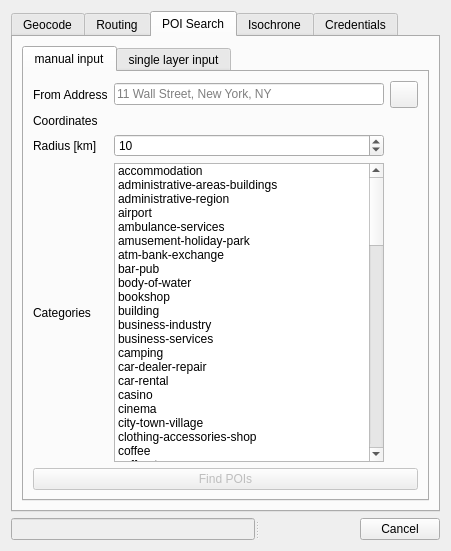
Old version of the form hqgis_dialog_base.ui in the repository riccardoklinger/Hqgis.
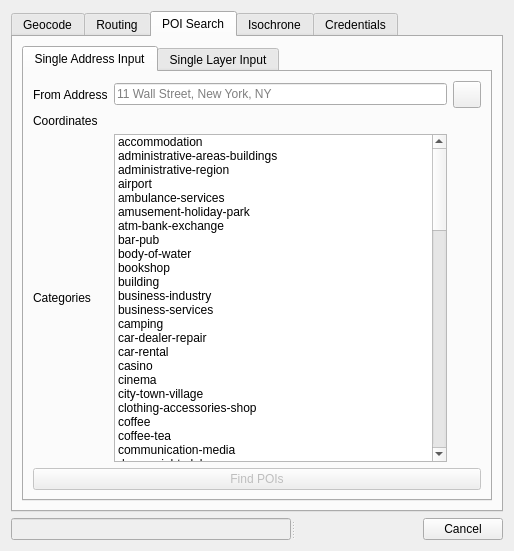
New version of the form. The open tabs and pages were chosen to show the change. Custom widgets are drawn as their Qt base class.

Commit message: alters some GUI relevant thing, adds fresh metadata

What changed in the file:
```diff
--- a/hqgis_dialog_base.ui
+++ b/hqgis_dialog_base.ui
@@ -6,7 +6,7 @@
    <rect>
     <x>0</x>
     <y>0</y>
-    <width>451</width>
+    <width>514</width>
     <height>551</height>
    </rect>
   </property>
@@ -37,42 +37,54 @@
          </property>
          <widget class="QWidget" name="tab_3">
           <attribute name="title">
-           <string>single address</string>
+           <string>Single Address</string>
           </attribute>
-          <layout class="QVBoxLayout" name="verticalLayout_3">
-           <item>
-            <layout class="QHBoxLayout" name="horizontalLayout">
-             <item>
-              <widget class="QLabel" name="addressLab">
-               <property name="enabled">
-                <bool>true</bool>
-               </property>
-               <property name="text">
-                <string>Address</string>
-               </property>
-              </widget>
-             </item>
-             <item>
-              <widget class="QLineEdit" name="AddressInput">
-               <property name="placeholderText">
-                <string>11 Wall Street, New York, NY</string>
-               </property>
-              </widget>
-             </item>
-            </layout>
-           </item>
-           <item>
-            <widget class="QPushButton" name="geocodeAddressButton">
-             <property name="text">
-              <string>Geocode Single Address</string>
-             </property>
-            </widget>
-           </item>
-          </layout>
+          <widget class="QPushButton" name="geocodeAddressButton">
+           <property name="geometry">
+            <rect>
+             <x>10</x>
+             <y>370</y>
+             <width>431</width>
+             <height>32</height>
+            </rect>
+           </property>
+           <property name="text">
+            <string>Geocode Single Address</string>
+           </property>
+          </widget>
+          <widget class="QWidget" name="horizontalLayoutWidget">
+           <property name="geometry">
+            <rect>
+             <x>0</x>
+             <y>0</y>
+             <width>431</width>
+             <height>41</height>
+            </rect>
+           </property>
+           <layout class="QHBoxLayout" name="horizontalLayout">
+            <item>
+             <widget class="QLabel" name="addressLab">
+              <property name="enabled">
+               <bool>true</bool>
+              </property>
+              <property name="text">
+               <string>Address</string>
+              </property>
+             </widget>
+            </item>
+            <item>
+             <widget class="QLineEdit" name="AddressInput">
+              <property name="placeholderText">
+               <string>11 Wall Street, New York, NY</string>
+              </property>
+             </widget>
+            </item>
+           </layout>
+          </widget>
          </widget>
          <widget class="QWidget" name="tab_4">
           <attribute name="title">
-           <string>address field in layer</string>
+           <string>Address Field in Layer</string>
           </attribute>
           <widget class="QWidget" name="gridLayoutWidget_3">
            <property name="geometry">
@@ -80,13 +92,10 @@
              <x>0</x>
              <y>0</y>
              <width>431</width>
-             <height>68</height>
+             <height>71</height>
             </rect>
            </property>
            <layout class="QGridLayout" name="gridLayout_4">
-            <item row="1" column="1">
-             <widget class="QgsFieldComboBox" name="fieldBox"/>
-            </item>
             <item row="1" column="0">
              <widget class="QLabel" name="layerLab_2">
               <property name="enabled">
@@ -97,26 +106,29 @@
               </property>
              </widget>
             </item>
-            <item row="0" column="0">
-             <widget class="QLabel" name="layerLab">
-              <property name="enabled">
-               <bool>true</bool>
-              </property>
-              <property name="text">
-               <string>Layer</string>
-              </property>
-             </widget>
-            </item>
             <item row="0" column="1">
              <widget class="QgsMapLayerComboBox" name="mapLayerBox"/>
             </item>
+            <item row="1" column="1">
+             <widget class="QgsFieldComboBox" name="fieldBox"/>
+            </item>
+            <item row="0" column="0">
+             <widget class="QLabel" name="layerLab">
+              <property name="enabled">
+               <bool>true</bool>
+              </property>
+              <property name="text">
+               <string>Layer</string>
+              </property>
+             </widget>
+            </item>
            </layout>
           </widget>
           <widget class="QPushButton" name="batchGeocodeFieldButton">
            <property name="geometry">
             <rect>
-             <x>0</x>
-             <y>320</y>
+             <x>10</x>
+             <y>370</y>
              <width>431</width>
              <height>32</height>
             </rect>
@@ -128,7 +140,7 @@
          </widget>
          <widget class="QWidget" name="tab_5">
           <attribute name="title">
-           <string>address fields in layer</string>
+           <string>Address Fields in Layer</string>
           </attribute>
           <widget class="QWidget" name="gridLayoutWidget_4">
            <property name="geometry">
@@ -136,7 +148,7 @@
              <x>0</x>
              <y>0</y>
              <width>431</width>
-             <height>284</height>
+             <height>301</height>
             </rect>
            </property>
            <layout class="QGridLayout" name="gridLayout_5">
@@ -228,8 +240,8 @@
           <widget class="QPushButton" name="batchGeocodeFieldsButton">
            <property name="geometry">
             <rect>
-             <x>0</x>
-             <y>320</y>
+             <x>10</x>
+             <y>370</y>
              <width>431</width>
              <height>32</height>
             </rect>
@@ -255,7 +267,7 @@
          </property>
          <widget class="QWidget" name="tab_7">
           <attribute name="title">
-           <string>manual input</string>
+           <string>Manual Input</string>
           </attribute>
           <layout class="QVBoxLayout" name="verticalLayout_4">
            <item>
@@ -477,44 +489,6 @@
            </item>
           </layout>
          </widget>
-         <widget class="QWidget" name="tab_8">
-          <attribute name="title">
-           <string>single layer input</string>
-          </attribute>
-          <layout class="QVBoxLayout" name="verticalLayout_5">
-           <item>
-            <widget class="QLabel" name="label_13">
-             <property name="font">
-              <font>
-               <pointsize>14</pointsize>
-              </font>
-             </property>
-             <property name="text">
-              <string>not implemented yet</string>
-             </property>
-            </widget>
-           </item>
-          </layout>
-         </widget>
-         <widget class="QWidget" name="tab_9">
-          <attribute name="title">
-           <string>dual layer input</string>
-          </attribute>
-          <layout class="QVBoxLayout" name="verticalLayout_6">
-           <item>
-            <widget class="QLabel" name="label_20">
-             <property name="font">
-              <font>
-               <pointsize>14</pointsize>
-              </font>
-             </property>
-             <property name="text">
-              <string>not implemented yet</string>
-             </property>
-            </widget>
-           </item>
-          </layout>
-         </widget>
         </widget>
        </item>
       </layout>
@@ -531,11 +505,30 @@
          </property>
          <widget class="QWidget" name="tab_11">
           <attribute name="title">
-           <string>manual input</string>
+           <string>Single Address Input</string>
           </attribute>
           <layout class="QVBoxLayout" name="verticalLayout_7">
            <item>
             <layout class="QGridLayout" name="gridLayout_3">
+             <item row="0" column="2">
+              <widget class="QToolButton" name="captureButton_4">
+               <property name="text">
+                <string/>
+               </property>
+               <property name="iconSize">
+                <size>
+                 <width>20</width>
+                 <height>20</height>
+                </size>
+               </property>
+               <property name="checkable">
+                <bool>true</bool>
+               </property>
+               <property name="checked">
+                <bool>false</bool>
+               </property>
+              </widget>
+             </item>
              <item row="1" column="0">
               <widget class="QLabel" name="label_21">
                <property name="text">
@@ -543,13 +536,6 @@
                </property>
               </widget>
              </item>
-             <item row="1" column="1">
-              <widget class="QLabel" name="placeLabel">
-               <property name="text">
-                <string/>
-               </property>
-              </widget>
-             </item>
              <item row="0" column="0">
               <widget class="QLabel" name="label_12">
                <property name="text">
@@ -557,483 +543,457 @@
                </property>
               </widget>
              </item>
-             <item row="0" column="1">
-              <widget class="QLineEdit" name="placesAddress">
-               <property name="placeholderText">
-                <string>11 Wall Street, New York, NY</string>
-               </property>
-              </widget>
-             </item>
-             <item row="0" column="2">
-              <widget class="QToolButton" name="captureButton_4">
-               <property name="text">
-                <string/>
-               </property>
-               <property name="iconSize">
-                <size>
-                 <width>20</width>
-                 <height>20</height>
-                </size>
-               </property>
-               <property name="checkable">
-                <bool>true</bool>
-               </property>
-               <property name="checked">
-                <bool>false</bool>
-               </property>
-              </widget>
-             </item>
              <item row="2" column="0">
-              <widget class="QLabel" name="label_22">
-               <property name="text">
-                <string>Radius [km]</string>
-               </property>
-              </widget>
-             </item>
-             <item row="2" column="1">
-              <widget class="QSpinBox" name="RadiusBox">
-               <property name="value">
-                <number>10</number>
-               </property>
-              </widget>
-             </item>
-             <item row="3" column="1">
-              <widget class="QListWidget" name="listWidget">
-               <property name="selectionMode">
-                <enum>QAbstractItemView::MultiSelection</enum>
-               </property>
-               <property name="sortingEnabled">
-                <bool>true</bool>
-               </property>
-               <item>
-                <property name="text">
-                 <string>accommodation</string>
-                </property>
-               </item>
-               <item>
-                <property name="text">
-                 <string>administrative-areas-buildings</string>
-                </property>
-               </item>
-               <item>
-                <property name="text">
-                 <string>administrative-region</string>
-                </property>
-               </item>
-               <item>
-                <property name="text">
-                 <string>airport</string>
-                </property>
-               </item>
-               <item>
-                <property name="text">
-                 <string>ambulance-services</string>
-                </property>
-               </item>
-               <item>
-                <property name="text">
-                 <string>amusement-holiday-park</string>
-                </property>
-               </item>
-               <item>
-                <property name="text">
-                 <string>atm-bank-exchange</string>
-                </property>
-               </item>
-               <item>
-                <property name="text">
-                 <string>bar-pub</string>
-                </property>
-               </item>
-               <item>
-                <property name="text">
-                 <string>body-of-water</string>
-                </property>
-               </item>
-               <item>
-                <property name="text">
-                 <string>bookshop</string>
-                </property>
-               </item>
-               <item>
-                <property name="text">
-                 <string>building</string>
-                </property>
-               </item>
-               <item>
-                <property name="text">
-                 <string>business-industry</string>
-                </property>
-               </item>
-               <item>
-                <property name="text">
-                 <string>business-services</string>
-                </property>
-               </item>
-               <item>
-                <property name="text">
-                 <string>camping</string>
-                </property>
-               </item>
-               <item>
-                <property name="text">
-                 <string>car-dealer-repair</string>
-                </property>
-               </item>
-               <item>
-                <property name="text">
-                 <string>car-rental</string>
-                </property>
-               </item>
-               <item>
-                <property name="text">
-                 <string>casino</string>
-                </property>
-               </item>
-               <item>
-                <property name="text">
-                 <string>cinema</string>
-                </property>
-               </item>
-               <item>
-                <property name="text">
-                 <string>city-town-village</string>
-                </property>
-               </item>
-               <item>
-                <property name="text">
-                 <string>clothing-accessories-shop</string>
-                </property>
-               </item>
-               <item>
-                <property name="text">
-                 <string>coffee</string>
-                </property>
-               </item>
-               <item>
-                <property name="text">
-                 <string>coffee-tea</string>
-                </property>
-               </item>
-               <item>
-                <property name="text">
-                 <string>communication-media</string>
-                </property>
-               </item>
-               <item>
-                <property name="text">
-                 <string>dance-night-club</string>
-                </property>
-               </item>
-               <item>
-                <property name="text">
-                 <string>department-store</string>
-                </property>
-               </item>
-               <item>
-                <property name="text">
-                 <string>eat-drink</string>
-                </property>
-               </item>
-               <item>
-                <property name="text">
-                 <string>education-facility</string>
-                </property>
-               </item>
-               <item>
-                <property name="text">
-                 <string>electronics-shop</string>
-                </property>
-               </item>
-               <item>
-                <property name="text">
-                 <string>ev-charging-station</string>
-                </property>
-               </item>
-               <item>
-                <property name="text">
-                 <string>facilities</string>
-                </property>
-               </item>
-               <item>
-                <property name="text">
-                 <string>facility</string>
-                </property>
-               </item>
-               <item>
-                <property name="text">
-                 <string>fair-convention-facility</string>
-                </property>
-               </item>
-               <item>
-                <property name="text">
-                 <string>ferry-terminal</string>
-                </property>
-               </item>
-               <item>
-                <property name="text">
-                 <string>fire-department</string>
-                </property>
-               </item>
-               <item>
-                <property name="text">
-                 <string>food-drink</string>
-                </property>
-               </item>
-               <item>
-                <property name="text">
-                 <string>forest-heath-vegetation</string>
-                </property>
-               </item>
-               <item>
-                <property name="text">
-                 <string>going-out</string>
-                </property>
-               </item>
-               <item>
-                <property name="text">
-                 <string>government-community-facility</string>
-                </property>
-               </item>
-               <item>
-                <property name="text">
-                 <string>hardware-house-garden-shop</string>
-                </property>
-               </item>
-               <item>
-                <property name="text">
-                 <string>hospital-health-care-facility</string>
-                </property>
-               </item>
-               <item>
-                <property name="text">
-                 <string>hospital-health-care-facility</string>
-                </property>
-               </item>
-               <item>
-                <property name="text">
-                 <string>hostel</string>
-                </property>
-               </item>
-               <item>
-                <property name="text">
-                 <string>hotel</string>
-                </property>
-               </item>
-               <item>
-                <property name="text">
-                 <string>intersection</string>
-                </property>
-               </item>
-               <item>
-                <property name="text">
-                 <string>kiosk-convenience-store</string>
-                </property>
-               </item>
-               <item>
-                <property name="text">
-                 <string>landmark-attraction</string>
-                </property>
-               </item>
-               <item>
-                <property name="text">
-                 <string>leisure-outdoor</string>
-                </property>
-               </item>
-               <item>
-                <property name="text">
-                 <string>library</string>
-                </property>
-               </item>
-               <item>
-                <property name="text">
-                 <string>mall</string>
-                </property>
-               </item>
-               <item>
-                <property name="text">
-                 <string>motel</string>
-                </property>
-               </item>
-               <item>
-                <property name="text">
-                 <string>mountain-hill</string>
-                </property>
-               </item>
-               <item>
-                <property name="text">
-                 <string>museum</string>
-                </property>
-               </item>
-               <item>
-                <property name="text">
-                 <string>natural-geographical</string>
-                </property>
-               </item>
-               <item>
-                <property name="text">
-                 <string>outdoor-area-complex</string>
-                </property>
-               </item>
-               <item>
-                <property name="text">
-                 <string>parking-facility</string>
-                </property>
-               </item>
-               <item>
-                <property name="text">
-                 <string>petrol-station</string>
-                </property>
-               </item>
-               <item>
-                <property name="text">
-                 <string>pharmacy</string>
-                </property>
-               </item>
-               <item>
-                <property name="text">
-                 <string>police-emergency</string>
-                </property>
-               </item>
-               <item>
-                <property name="text">
-                 <string>police-station</string>
-                </property>
-               </item>
-               <item>
-                <property name="text">
-                 <string>post-office</string>
-                </property>
-               </item>
-               <item>
-                <property name="text">
-                 <string>postal-area</string>
-                </property>
-               </item>
-               <item>
-                <property name="text">
-                 <string>public-transport</string>
-                </property>
-               </item>
-               <item>
-                <property name="text">
-                 <string>railway-station</string>
-                </property>
-               </item>
-               <item>
-                <property name="text">
-                 <string>recreation</string>
-                </property>
-               </item>
-               <item>
-                <property name="text">
-                 <string>religious-place</string>
-                </property>
-               </item>
-               <item>
-                <property name="text">
-                 <string>restaurant</string>
-                </property>
-               </item>
-               <item>
-                <property name="text">
-                 <string>service</string>
-                </property>
-               </item>
-               <item>
-                <property name="text">
-                 <string>shop</string>
-                </property>
-               </item>
-               <item>
-                <property name="text">
-                 <string>shopping</string>
-                </property>
-               </item>
-               <item>
-                <property name="text">
-                 <string>sights-museums</string>
-                </property>
-               </item>
-               <item>
-                <property name="text">
-                 <string>snacks-fast-food</string>
-                </property>
-               </item>
-               <item>
-                <property name="text">
-                 <string>sport-outdoor-shop</string>
-                </property>
-               </item>
-               <item>
-                <property name="text">
-                 <string>sports-facility-venue</string>
-                </property>
-               </item>
-               <item>
-                <property name="text">
-                 <string>street-square</string>
-                </property>
-               </item>
-               <item>
-                <property name="text">
-                 <string>taxi-stand</string>
-                </property>
-               </item>
-               <item>
-                <property name="text">
-                 <string>tea</string>
-                </property>
-               </item>
-               <item>
-                <property name="text">
-                 <string>theatre-music-culture</string>
-                </property>
-               </item>
-               <item>
-                <property name="text">
-                 <string>toilet-rest-area</string>
-                </property>
-               </item>
-               <item>
-                <property name="text">
-                 <string>tourist-information</string>
-                </property>
-               </item>
-               <item>
-                <property name="text">
-                 <string>transport</string>
-                </property>
-               </item>
-               <item>
-                <property name="text">
-                 <string>travel-agency</string>
-                </property>
-               </item>
-               <item>
-                <property name="text">
-                 <string>undersea-feature</string>
-                </property>
-               </item>
-               <item>
-                <property name="text">
-                 <string>wine-and-liquor</string>
-                </property>
-               </item>
-               <item>
-                <property name="text">
-                 <string>zoo</string>
-                </property>
-               </item>
-              </widget>
-             </item>
-             <item row="3" column="0">
               <widget class="QLabel" name="label_23">
                <property name="text">
                 <string>Categories</string>
                </property>
               </widget>
              </item>
+             <item row="2" column="1">
+              <widget class="QListWidget" name="listWidget">
+               <property name="selectionMode">
+                <enum>QAbstractItemView::MultiSelection</enum>
+               </property>
+               <property name="sortingEnabled">
+                <bool>true</bool>
+               </property>
+               <item>
+                <property name="text">
+                 <string>accommodation</string>
+                </property>
+               </item>
+               <item>
+                <property name="text">
+                 <string>administrative-areas-buildings</string>
+                </property>
+               </item>
+               <item>
+                <property name="text">
+                 <string>administrative-region</string>
+                </property>
+               </item>
+               <item>
+                <property name="text">
+                 <string>airport</string>
+                </property>
+               </item>
+               <item>
+                <property name="text">
+                 <string>ambulance-services</string>
+                </property>
+               </item>
+               <item>
+                <property name="text">
+                 <string>amusement-holiday-park</string>
+                </property>
+               </item>
+               <item>
+                <property name="text">
+                 <string>atm-bank-exchange</string>
+                </property>
+               </item>
+               <item>
+                <property name="text">
+                 <string>bar-pub</string>
+                </property>
+               </item>
+               <item>
+                <property name="text">
+                 <string>body-of-water</string>
+                </property>
+               </item>
+               <item>
+                <property name="text">
+                 <string>bookshop</string>
+                </property>
+               </item>
+               <item>
+                <property name="text">
+                 <string>building</string>
+                </property>
+               </item>
+               <item>
+                <property name="text">
+                 <string>business-industry</string>
+                </property>
+               </item>
+               <item>
+                <property name="text">
+                 <string>business-services</string>
+                </property>
+               </item>
+               <item>
+                <property name="text">
+                 <string>camping</string>
+                </property>
+               </item>
+               <item>
+                <property name="text">
+                 <string>car-dealer-repair</string>
+                </property>
+               </item>
+               <item>
+                <property name="text">
+                 <string>car-rental</string>
+                </property>
+               </item>
+               <item>
+                <property name="text">
+                 <string>casino</string>
+                </property>
+               </item>
+               <item>
+                <property name="text">
+                 <string>cinema</string>
+                </property>
+               </item>
+               <item>
+                <property name="text">
+                 <string>city-town-village</string>
+                </property>
+               </item>
+               <item>
+                <property name="text">
+                 <string>clothing-accessories-shop</string>
+                </property>
+               </item>
+               <item>
+                <property name="text">
+                 <string>coffee</string>
+                </property>
+               </item>
+               <item>
+                <property name="text">
+                 <string>coffee-tea</string>
+                </property>
+               </item>
+               <item>
+                <property name="text">
+                 <string>communication-media</string>
+                </property>
+               </item>
+               <item>
+                <property name="text">
+                 <string>dance-night-club</string>
+                </property>
+               </item>
+               <item>
+                <property name="text">
+                 <string>department-store</string>
+                </property>
+               </item>
+               <item>
+                <property name="text">
+                 <string>eat-drink</string>
+                </property>
+               </item>
+               <item>
+                <property name="text">
+                 <string>education-facility</string>
+                </property>
+               </item>
+               <item>
+                <property name="text">
+                 <string>electronics-shop</string>
+                </property>
+               </item>
+               <item>
+                <property name="text">
+                 <string>ev-charging-station</string>
+                </property>
+               </item>
+               <item>
+                <property name="text">
+                 <string>facilities</string>
+                </property>
+               </item>
+               <item>
+                <property name="text">
+                 <string>facility</string>
+                </property>
+               </item>
+               <item>
+                <property name="text">
+                 <string>fair-convention-facility</string>
+                </property>
+               </item>
+               <item>
+                <property name="text">
+                 <string>ferry-terminal</string>
+                </property>
+               </item>
+               <item>
+                <property name="text">
+                 <string>fire-department</string>
+                </property>
+               </item>
+               <item>
+                <property name="text">
+                 <string>food-drink</string>
+                </property>
+               </item>
+               <item>
+                <property name="text">
+                 <string>forest-heath-vegetation</string>
+                </property>
+               </item>
+               <item>
+                <property name="text">
+                 <string>going-out</string>
+                </property>
+               </item>
+               <item>
+                <property name="text">
+                 <string>government-community-facility</string>
+                </property>
+               </item>
+               <item>
+                <property name="text">
+                 <string>hardware-house-garden-shop</string>
+                </property>
+               </item>
+               <item>
+                <property name="text">
+                 <string>hospital-health-care-facility</string>
+                </property>
+               </item>
+               <item>
+                <property name="text">
+                 <string>hospital-health-care-facility</string>
+                </property>
+               </item>
+               <item>
+                <property name="text">
+                 <string>hostel</string>
+                </property>
+               </item>
+               <item>
+                <property name="text">
+                 <string>hotel</string>
+                </property>
+               </item>
+               <item>
+                <property name="text">
+                 <string>intersection</string>
+                </property>
+               </item>
+               <item>
+                <property name="text">
+                 <string>kiosk-convenience-store</string>
+                </property>
+               </item>
+               <item>
+                <property name="text">
+                 <string>landmark-attraction</string>
+                </property>
+               </item>
+               <item>
+                <property name="text">
+                 <string>leisure-outdoor</string>
+                </property>
+               </item>
+               <item>
+                <property name="text">
+                 <string>library</string>
+                </property>
+               </item>
+               <item>
+                <property name="text">
+                 <string>mall</string>
+                </property>
+               </item>
+               <item>
+                <property name="text">
+                 <string>motel</string>
+                </property>
+               </item>
+               <item>
+                <property name="text">
+                 <string>mountain-hill</string>
+                </property>
+               </item>
+               <item>
+                <property name="text">
+                 <string>museum</string>
+                </property>
+               </item>
+               <item>
+                <property name="text">
+                 <string>natural-geographical</string>
+                </property>
+               </item>
+               <item>
+                <property name="text">
+                 <string>outdoor-area-complex</string>
+                </property>
+               </item>
+               <item>
+                <property name="text">
+                 <string>parking-facility</string>
+                </property>
+               </item>
+               <item>
+                <property name="text">
+                 <string>petrol-station</string>
+                </property>
+               </item>
+               <item>
+                <property name="text">
+                 <string>pharmacy</string>
+                </property>
+               </item>
+               <item>
+                <property name="text">
+                 <string>police-emergency</string>
+                </property>
+               </item>
+               <item>
+                <property name="text">
+                 <string>police-station</string>
+                </property>
+               </item>
+               <item>
+                <property name="text">
+                 <string>post-office</string>
+                </property>
+               </item>
+               <item>
+                <property name="text">
+                 <string>postal-area</string>
+                </property>
+               </item>
+               <item>
+                <property name="text">
+                 <string>public-transport</string>
+                </property>
+               </item>
+               <item>
+                <property name="text">
+                 <string>railway-station</string>
+                </property>
+               </item>
+               <item>
+                <property name="text">
+                 <string>recreation</string>
+                </property>
+               </item>
+               <item>
+                <property name="text">
+                 <string>religious-place</string>
+                </property>
+               </item>
+               <item>
+                <property name="text">
+                 <string>restaurant</string>
+                </property>
+               </item>
+               <item>
+                <property name="text">
+                 <string>service</string>
+                </property>
+               </item>
+               <item>
+                <property name="text">
+                 <string>shop</string>
+                </property>
+               </item>
+               <item>
+                <property name="text">
+                 <string>shopping</string>
+                </property>
+               </item>
+               <item>
+                <property name="text">
+                 <string>sights-museums</string>
+                </property>
+               </item>
+               <item>
+                <property name="text">
+                 <string>snacks-fast-food</string>
+                </property>
+               </item>
+               <item>
+                <property name="text">
+                 <string>sport-outdoor-shop</string>
+                </property>
+               </item>
+               <item>
+                <property name="text">
+                 <string>sports-facility-venue</string>
+                </property>
+               </item>
+               <item>
+                <property name="text">
+                 <string>street-square</string>
+                </property>
+               </item>
+               <item>
+                <property name="text">
+                 <string>taxi-stand</string>
+                </property>
+               </item>
+               <item>
+                <property name="text">
+                 <string>tea</string>
+                </property>
+               </item>
+               <item>
+                <property name="text">
+                 <string>theatre-music-culture</string>
+                </property>
+               </item>
+               <item>
+                <property name="text">
+                 <string>toilet-rest-area</string>
+                </property>
+               </item>
+               <item>
+                <property name="text">
+                 <string>tourist-information</string>
+                </property>
+               </item>
+               <item>
+                <property name="text">
+                 <string>transport</string>
+                </property>
+               </item>
+               <item>
+                <property name="text">
+                 <string>travel-agency</string>
+                </property>
+               </item>
+               <item>
+                <property name="text">
+                 <string>undersea-feature</string>
+                </property>
+               </item>
+               <item>
+                <property name="text">
+                 <string>wine-and-liquor</string>
+                </property>
+               </item>
+               <item>
+                <property name="text">
+                 <string>zoo</string>
+                </property>
+               </item>
+              </widget>
+             </item>
+             <item row="1" column="1">
+              <widget class="QLabel" name="placeLabel">
+               <property name="text">
+                <string/>
+               </property>
+              </widget>
+             </item>
+             <item row="0" column="1">
+              <widget class="QLineEdit" name="placesAddress">
+               <property name="placeholderText">
+                <string>11 Wall Street, New York, NY</string>
+               </property>
+              </widget>
+             </item>
             </layout>
            </item>
            <item>
@@ -1050,18 +1010,15 @@
          </widget>
          <widget class="QWidget" name="tab_12">
           <attribute name="title">
-           <string>single layer input</string>
+           <string>Single Layer Input</string>
           </attribute>
           <layout class="QVBoxLayout" name="verticalLayout_8">
            <item>
             <layout class="QGridLayout" name="gridLayout_7">
-             <item row="0" column="1">
-              <widget class="QgsMapLayerComboBox" name="FindPOISLayer"/>
-             </item>
-             <item row="1" column="1">
-              <widget class="QSpinBox" name="RadiusBoxBatch">
-               <property name="value">
-                <number>10</number>
+             <item row="1" column="0">
+              <widget class="QLabel" name="label_38">
+               <property name="text">
+                <string>Categories</string>
                </property>
               </widget>
              </item>
@@ -1072,21 +1029,7 @@
                </property>
               </widget>
              </item>
-             <item row="1" column="0">
-              <widget class="QLabel" name="label_37">
-               <property name="text">
-                <string>Radius [km]</string>
-               </property>
-              </widget>
-             </item>
-             <item row="2" column="0">
-              <widget class="QLabel" name="label_38">
-               <property name="text">
-                <string>Categories</string>
-               </property>
-              </widget>
-             </item>
-             <item row="2" column="1">
+             <item row="1" column="1">
               <widget class="QListWidget" name="listWidgetBatch">
                <property name="selectionMode">
                 <enum>QAbstractItemView::MultiSelection</enum>
@@ -1516,6 +1459,9 @@
                </item>
               </widget>
              </item>
+             <item row="0" column="1">
+              <widget class="QgsMapLayerComboBox" name="FindPOISLayer"/>
+             </item>
             </layout>
            </item>
            <item>
@@ -2050,7 +1996,7 @@
          <item row="0" column="2">
           <widget class="QLineEdit" name="AppId">
            <property name="placeholderText">
-            <string>s8788xpr_P_jIuTrlWUUC6fXafad_KRGyDqpWFfasNIg8</string>
+            <string>s8788xpr_P_jIuTrlWUUC6f7afad_aRGyDqpWFfasNIg8</string>
            </property>
           </widget>
          </item>
```
The commit also changes 1 other file.
